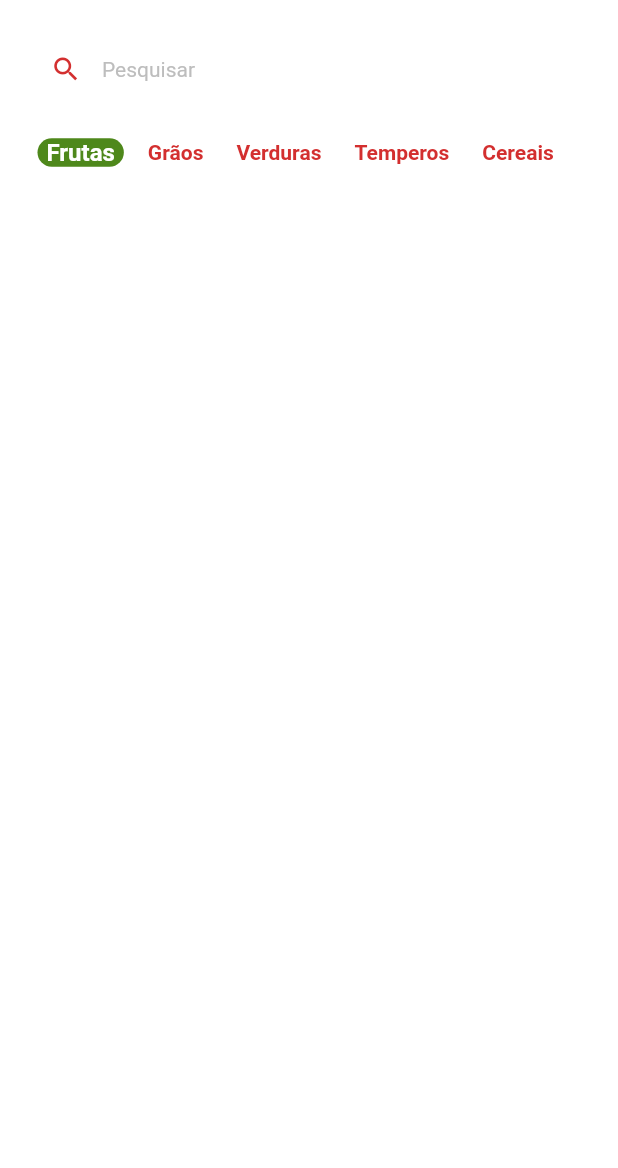
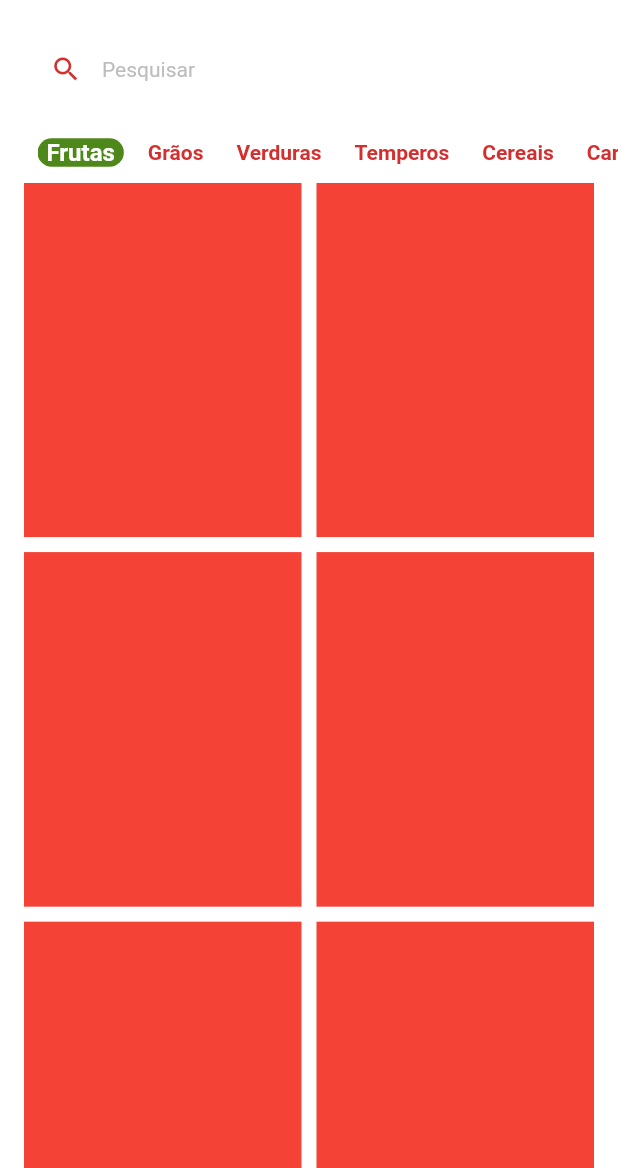
Before and after one commit to JoelSchecheleski/greengrocer, a Flutter app: the HomeTabScreen screen opened directly, on a phone screen of 412 x 824 dp, the part 68-1236 px from its top. Run offline on Flutter 3.47's test engine with Material 2 defaults, Android fonts, the phone set to English and light mode, and no system bars; drawn by our look-alikes of badges; our stand-ins replace animated_text_kit, mask_text_input_formatter.

Commit message:
0012 - Adicionado GridView.builder para lista de produtos

```diff
--- a/lib/src/config/app_data.dart
+++ b/lib/src/config/app_data.dart
@@ -71,4 +71,5 @@ List<String> categorias = [
   'Verduras',
   'Temperos',
   'Cereais',
+  'Carnes'
 ];
--- a/lib/src/pages/home/home_tab_screen.dart
+++ b/lib/src/pages/home/home_tab_screen.dart
@@ -2,6 +2,7 @@ import 'package:badges/badges.dart';
 import 'package:flutter/material.dart';
 import 'package:greengrocer/src/config/custom_colors.dart';
 import 'package:greengrocer/src/pages/home/components/category_tile.dart';
+import 'package:greengrocer/src/config/app_data.dart' as appData;
 
 class HomeTabScreen extends StatefulWidget {
   const HomeTabScreen({Key? key}) : super(key: key);
@@ -11,15 +12,6 @@ class HomeTabScreen extends StatefulWidget {
 }
 
 class _HomeTabScreenState extends State<HomeTabScreen> {
-  List<String> categorias = [
-    'Frutas',
-    'Grãos',
-    'Verduras',
-    'Temperos',
-    'Cereais',
-  ];
-
-  // 'Carnes'
   String selectedCategory = 'Frutas';
 
   @override
@@ -118,21 +110,39 @@ class _HomeTabScreenState extends State<HomeTabScreen> {
               scrollDirection: Axis.horizontal,
               itemBuilder: (_, index) {
                 return CategoryTile(
-                  category: categorias[index],
-                  isSelected: categorias[index] == selectedCategory,
+                  category: appData.categorias[index],
+                  isSelected: appData.categorias[index] == selectedCategory,
                   onPressed: () {
                     setState(() {
-                      selectedCategory = categorias[index];
+                      selectedCategory = appData.categorias[index];
                     });
                   },
                 );
               },
               separatorBuilder: (_, index) => const SizedBox(width: 10),
-              itemCount: categorias.length,
+              itemCount: appData.categorias.length,
             ),
-          )
+          ),
 
           // Grid
+          Expanded(
+            child: GridView.builder(
+              padding: const EdgeInsets.fromLTRB(16,0,16,16),
+              physics: const BouncingScrollPhysics(),
+              gridDelegate: const SliverGridDelegateWithFixedCrossAxisCount(
+                crossAxisCount: 2,
+                mainAxisSpacing: 10,
+                crossAxisSpacing: 10,
+                childAspectRatio: 9 / 11.5
+              ),
+              itemCount: appData.items.length,
+              itemBuilder: (_, index) {
+                return Container(
+                  color: Colors.red,
+                );
+              },
+            ),
+          ),
         ],
       ),
     );
```
